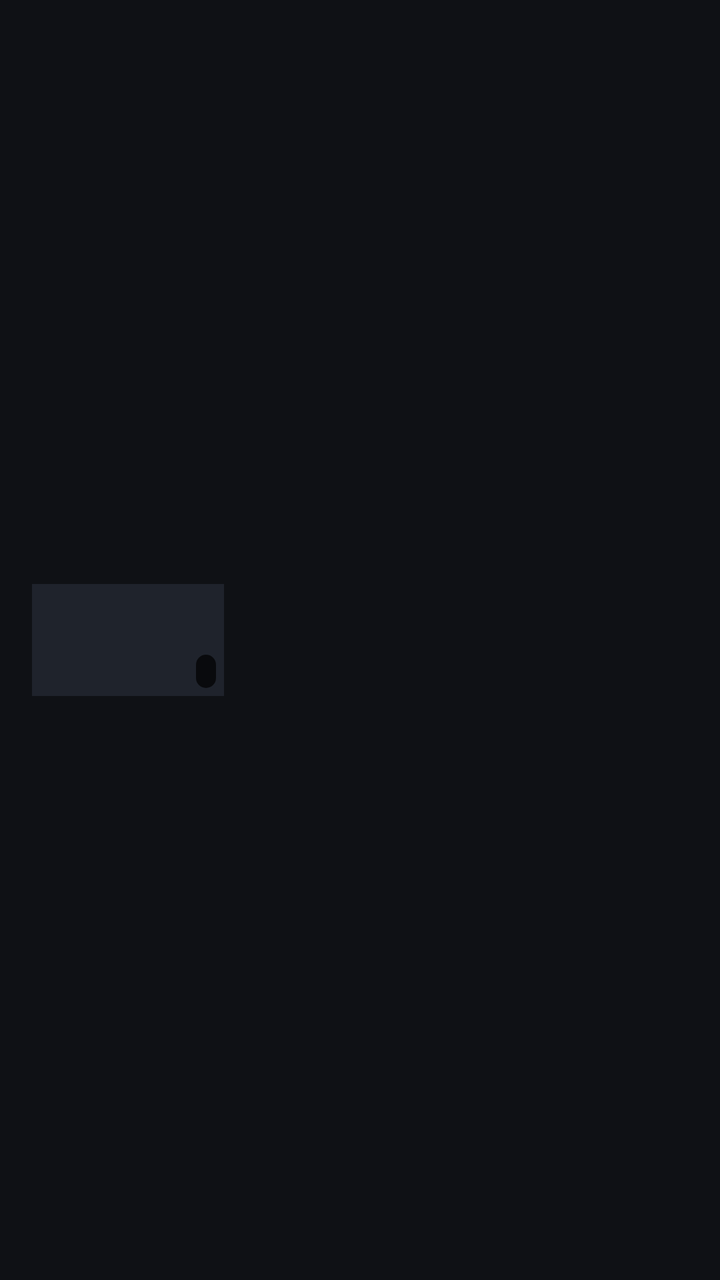
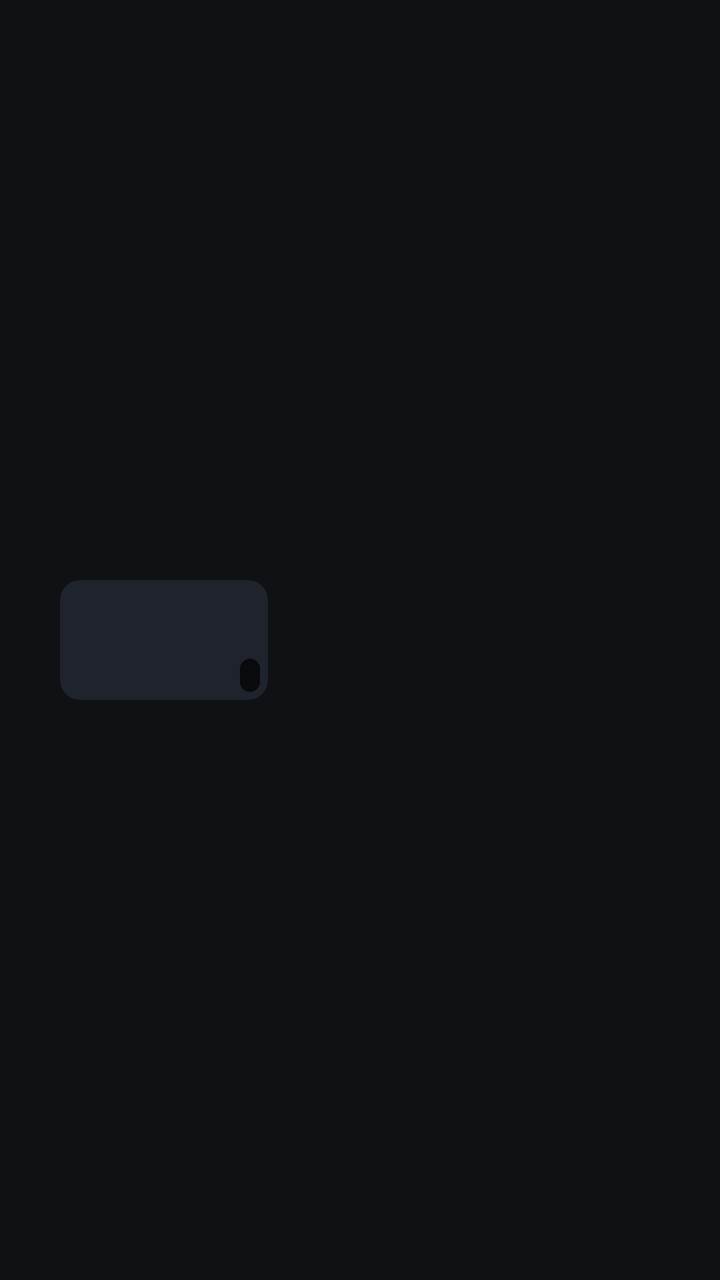

The first picture is an Android layout as it rendered before a commit; the second is the same layout after the commit. The layout source and the unified diff follow.
<!-- AndroidManifest.xml: application theme Theme.LightPlayer -->
<!-- res/layout/item_video.xml -->
<?xml version="1.0" encoding="utf-8"?>
<LinearLayout xmlns:android="http://schemas.android.com/apk/res/android"
    android:layout_width="match_parent"
    android:layout_height="wrap_content"
    android:background="?attr/selectableItemBackground"
    android:gravity="center_vertical"
    android:orientation="horizontal"
    android:paddingHorizontal="16dp"
    android:paddingVertical="8dp">

    <FrameLayout
        android:layout_width="96dp"
        android:layout_height="56dp"
        android:layout_marginEnd="14dp">

        <ImageView
            android:id="@+id/thumb"
            android:layout_width="match_parent"
            android:layout_height="match_parent"
            android:background="@color/surface_2"
            android:scaleType="centerCrop" />

        <TextView
            android:id="@+id/durationBadge"
            android:layout_width="wrap_content"
            android:layout_height="wrap_content"
            android:layout_gravity="bottom|end"
            android:layout_margin="4dp"
            android:background="@drawable/bg_subtitles"
            android:paddingHorizontal="5dp"
            android:paddingVertical="1dp"
            android:textColor="@android:color/white"
            android:textSize="11sp" />
    </FrameLayout>

    <LinearLayout
        android:layout_width="0dp"
        android:layout_height="wrap_content"
        android:layout_weight="1"
        android:orientation="vertical">

        <TextView
            android:id="@+id/videoTitle"
            android:layout_width="match_parent"
            android:layout_height="wrap_content"
            android:ellipsize="end"
            android:maxLines="2"
            android:textColor="@color/text_primary"
            android:textSize="15sp" />

        <TextView
            android:id="@+id/videoMeta"
            android:layout_width="match_parent"
            android:layout_height="wrap_content"
            android:layout_marginTop="3dp"
            android:ellipsize="end"
            android:maxLines="1"
            android:textColor="@color/text_secondary"
            android:textSize="12sp" />
    </LinearLayout>
</LinearLayout>
<!-- resources referenced by this layout -->
<resources>
  <color name="surface_2">#1F232C</color>
  <color name="text_primary">#ECEDF2</color>
  <color name="text_secondary">#9AA0AE</color>
  <!-- drawable bg_subtitles (drawable) -->
  <?xml version="1.0" encoding="utf-8"?>
  <shape xmlns:android="http://schemas.android.com/apk/res/android" android:shape="rectangle">
      <solid android:color="#B3000000" />
      <corners android:radius="8dp" />
  </shape>
  <style name="Theme.LightPlayer" parent="Theme.Material3.Dark.NoActionBar">
          <item name="colorPrimary">@color/accent</item>
          <item name="colorOnPrimary">#FFFFFF</item>
          <item name="colorSecondary">@color/accent</item>
          <item name="colorSurface">@color/surface</item>
          <item name="colorOnSurface">@color/text_primary</item>
          <item name="colorOnSurfaceVariant">@color/text_secondary</item>
          <item name="android:colorBackground">@color/bg</item>
          <item name="android:statusBarColor">@color/bg</item>
          <item name="android:navigationBarColor">@color/bg</item>
          <item name="android:windowBackground">@color/bg</item>
          <item name="android:forceDarkAllowed">false</item>
      </style>
  <color name="accent">#4C8DFF</color>
  <color name="surface">#171A21</color>
  <color name="bg">#0F1115</color>
</resources>

<!-- the commit's change to res/layout/item_video.xml (unified diff, before → after) -->
@@ -5,19 +5,21 @@
     android:background="?attr/selectableItemBackground"
     android:gravity="center_vertical"
     android:orientation="horizontal"
-    android:paddingHorizontal="16dp"
+    android:paddingStart="30dp"
+    android:paddingEnd="16dp"
     android:paddingVertical="8dp">
 
     <FrameLayout
-        android:layout_width="96dp"
-        android:layout_height="56dp"
-        android:layout_marginEnd="14dp">
+        android:layout_width="104dp"
+        android:layout_height="60dp"
+        android:layout_marginEnd="14dp"
+        android:background="@drawable/bg_thumb"
+        android:clipToOutline="true">
 
         <ImageView
             android:id="@+id/thumb"
             android:layout_width="match_parent"
             android:layout_height="match_parent"
-            android:background="@color/surface_2"
             android:scaleType="centerCrop" />
 
         <TextView
<!-- resource entries referenced after the edit -->
@@ -8,6 +8,12 @@
   <shape xmlns:android="http://schemas.android.com/apk/res/android" android:shape="rectangle">
       <solid android:color="#B3000000" />
       <corners android:radius="8dp" />
+  </shape>
+  <!-- drawable bg_thumb (drawable) -->
+  <?xml version="1.0" encoding="utf-8"?>
+  <shape xmlns:android="http://schemas.android.com/apk/res/android" android:shape="rectangle">
+      <solid android:color="@color/surface_2" />
+      <corners android:radius="10dp" />
   </shape>
   <style name="Theme.LightPlayer" parent="Theme.Material3.Dark.NoActionBar">
           <item name="colorPrimary">@color/accent</item>
